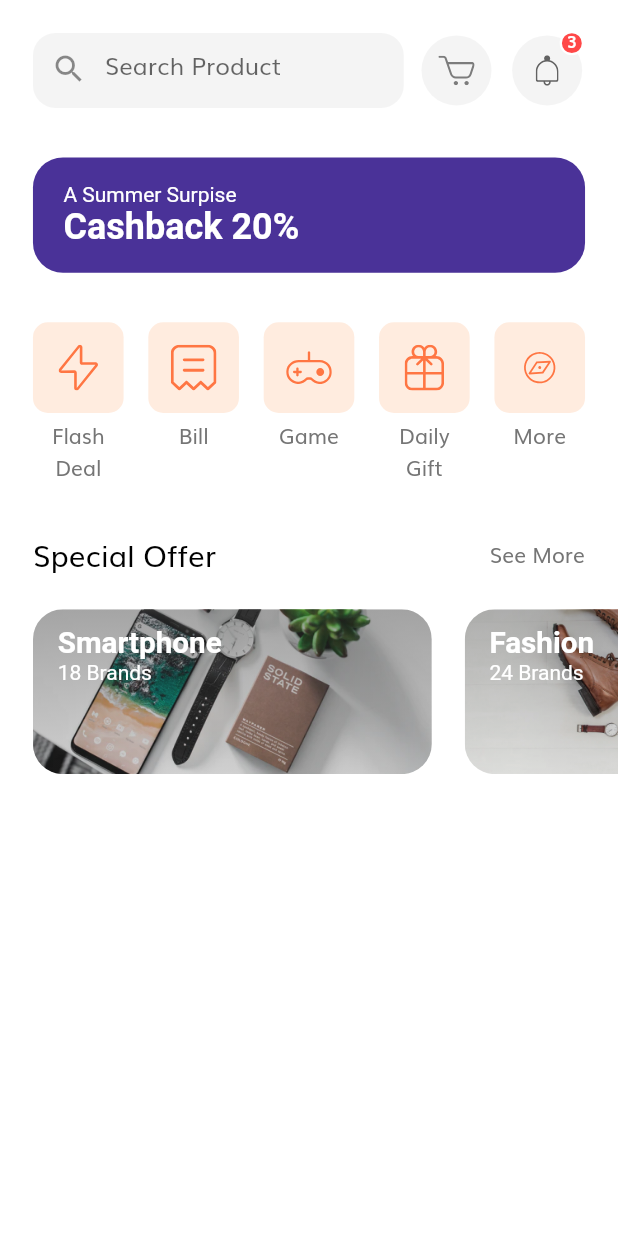
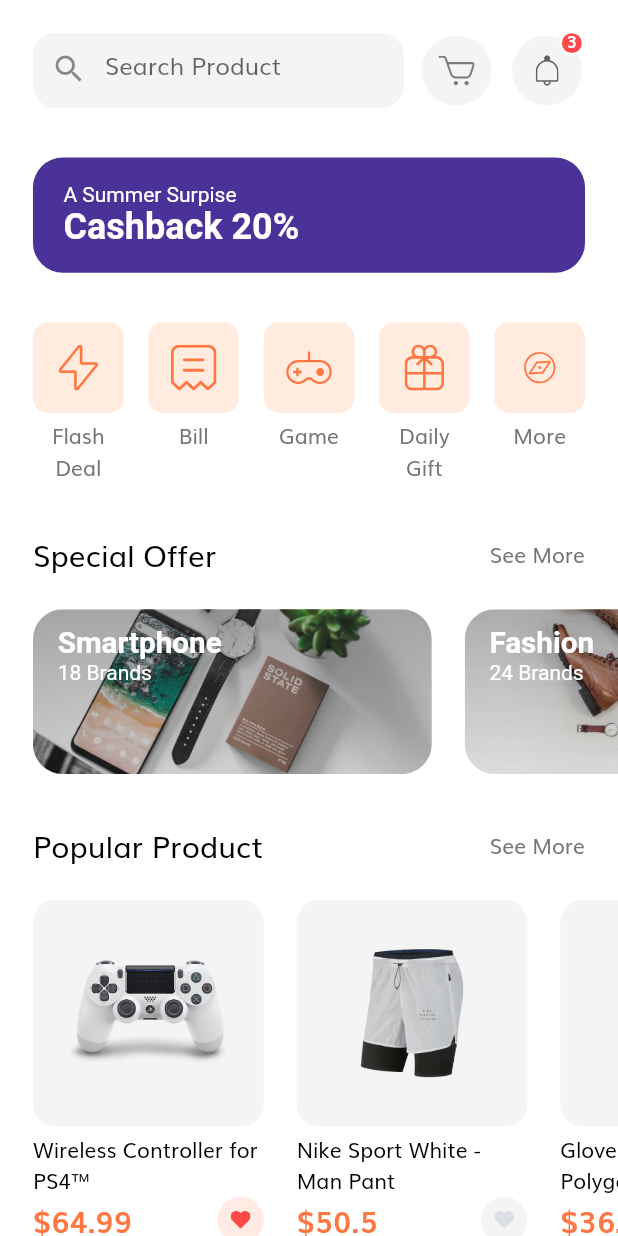
Before and after one commit to kaungphyowai/flutter_e_commerce_ui, a Flutter app: the Home screen opened by its route, on a phone screen of 412 x 824 dp. Run offline on Flutter 3.47's test engine with Material 2 defaults, Android fonts, the phone set to English and light mode, and no system bars; our stand-ins replace flutter_svg.

Commit message:
Popular product complete and home screen complete

```diff
--- /dev/null
+++ b/lib/components/product_card.dart
@@ -0,0 +1,85 @@
+import 'package:flutter/material.dart';
+import 'package:flutter_e_commerce_ui/models/Product.dart';
+import 'package:flutter_svg/svg.dart';
+
+import '../constants.dart';
+import '../size_config.dart';
+
+class ProductCard extends StatelessWidget {
+  const ProductCard({
+    Key key,
+    this.width = 140,
+    this.aspectRatio = 1.02,
+    @required this.proudct,
+  }) : super(key: key);
+  final double width, aspectRatio;
+  final Product proudct;
+  @override
+  Widget build(BuildContext context) {
+    return Padding(
+      padding: EdgeInsets.only(left: getProportionateScreenWidth(20)),
+      child: SizedBox(
+        width: getProportionateScreenWidth(width),
+        child: Column(
+          children: [
+            AspectRatio(
+              aspectRatio: aspectRatio,
+              child: Container(
+                padding: EdgeInsets.all(getProportionateScreenWidth(20)),
+                decoration: BoxDecoration(
+                  color: kSecondaryColor.withOpacity(0.1),
+                  borderRadius: BorderRadius.circular(15),
+                ),
+                child: Image.asset(proudct.images[0]),
+              ),
+            ),
+            const SizedBox(
+              height: 5,
+            ),
+            Text(
+              proudct.title,
+              style: TextStyle(
+                color: Colors.black,
+              ),
+              maxLines: 2,
+            ),
+            Row(
+              mainAxisAlignment: MainAxisAlignment.spaceBetween,
+              children: [
+                Text(
+                  "\$${proudct.price}",
+                  style: TextStyle(
+                    fontSize: getProportionateScreenWidth(18),
+                    fontWeight: FontWeight.w600,
+                    color: kPrimaryColor,
+                  ),
+                ),
+                InkWell(
+                  borderRadius: BorderRadius.circular(30),
+                  onTap: () {},
+                  child: Container(
+                    padding: EdgeInsets.all(getProportionateScreenWidth(8)),
+                    width: getProportionateScreenWidth(28),
+                    height: getProportionateScreenWidth(28),
+                    decoration: BoxDecoration(
+                      color: proudct.isFavourite
+                          ? kPrimaryColor.withOpacity(0.15)
+                          : kSecondaryColor.withOpacity(0.1),
+                      shape: BoxShape.circle,
+                    ),
+                    child: SvgPicture.asset(
+                      "assets/icons/Heart Icon_2.svg",
+                      color: proudct.isFavourite
+                          ? Color(0xFFFF4848)
+                          : Color(0xFFDBDEE4),
+                    ),
+                  ),
+                )
+              ],
+            ),
+          ],
+        ),
+      ),
+    );
+  }
+}
--- /dev/null
+++ b/lib/models/Cart.dart
@@ -0,0 +1,18 @@
+import 'package:flutter/material.dart';
+
+import 'Product.dart';
+
+class Cart {
+  final Product product;
+  final int numOfItem;
+
+  Cart({@required this.product, @required this.numOfItem});
+}
+
+// Demo data for our cart
+
+List<Cart> demoCarts = [
+  Cart(product: demoProducts[0], numOfItem: 2),
+  Cart(product: demoProducts[1], numOfItem: 1),
+  Cart(product: demoProducts[3], numOfItem: 1),
+];
--- /dev/null
+++ b/lib/models/Product.dart
@@ -0,0 +1,103 @@
+import 'package:flutter/material.dart';
+
+class Product {
+  final int id;
+  final String title, description;
+  final List<String> images;
+  final List<Color> colors;
+  final double rating, price;
+  final bool isFavourite, isPopular;
+
+  Product({
+    @required this.id,
+    @required this.images,
+    @required this.colors,
+    this.rating = 0.0,
+    this.isFavourite = false,
+    this.isPopular = false,
+    @required this.title,
+    @required this.price,
+    @required this.description,
+  });
+}
+
+// Our demo Products
+
+List<Product> demoProducts = [
+  Product(
+    id: 1,
+    images: [
+      "assets/images/ps4_console_white_1.png",
+      "assets/images/ps4_console_white_2.png",
+      "assets/images/ps4_console_white_3.png",
+      "assets/images/ps4_console_white_4.png",
+    ],
+    colors: [
+      Color(0xFFF6625E),
+      Color(0xFF836DB8),
+      Color(0xFFDECB9C),
+      Colors.white,
+    ],
+    title: "Wireless Controller for PS4™",
+    price: 64.99,
+    description: description,
+    rating: 4.8,
+    isFavourite: true,
+    isPopular: true,
+  ),
+  Product(
+    id: 2,
+    images: [
+      "assets/images/Image Popular Product 2.png",
+    ],
+    colors: [
+      Color(0xFFF6625E),
+      Color(0xFF836DB8),
+      Color(0xFFDECB9C),
+      Colors.white,
+    ],
+    title: "Nike Sport White - Man Pant",
+    price: 50.5,
+    description: description,
+    rating: 4.1,
+    isPopular: true,
+  ),
+  Product(
+    id: 3,
+    images: [
+      "assets/images/glap.png",
+    ],
+    colors: [
+      Color(0xFFF6625E),
+      Color(0xFF836DB8),
+      Color(0xFFDECB9C),
+      Colors.white,
+    ],
+    title: "Gloves XC Omega - Polygon",
+    price: 36.55,
+    description: description,
+    rating: 4.1,
+    isFavourite: true,
+    isPopular: true,
+  ),
+  Product(
+    id: 4,
+    images: [
+      "assets/images/wireless headset.png",
+    ],
+    colors: [
+      Color(0xFFF6625E),
+      Color(0xFF836DB8),
+      Color(0xFFDECB9C),
+      Colors.white,
+    ],
+    title: "Logitech Head",
+    price: 20.20,
+    description: description,
+    rating: 4.1,
+    isFavourite: true,
+  ),
+];
+
+const String description =
+    "Wireless Controller for PS4™ gives you what you want in your gaming from over precision control your games to sharing …";
--- a/lib/screens/home/components/body.dart
+++ b/lib/screens/home/components/body.dart
@@ -1,4 +1,8 @@
 import 'package:flutter/material.dart';
+import 'package:flutter_e_commerce_ui/components/product_card.dart';
+import 'package:flutter_e_commerce_ui/models/Product.dart';
+import 'package:flutter_e_commerce_ui/screens/home/components/popular_product.dart';
+import 'package:flutter_e_commerce_ui/screens/home/components/section_title.dart';
 import 'package:flutter_e_commerce_ui/screens/home/components/special_offer.dart';
 import 'package:flutter_e_commerce_ui/size_config.dart';
 
@@ -20,7 +24,10 @@ class Body extends StatelessWidget {
             SizedBox(height: getProportionateScreenWidth(30)),
             Categories(),
             SizedBox(height: getProportionateScreenWidth(30)),
-            SpecialOffer()
+            SpecialOffer(),
+            SizedBox(height: getProportionateScreenWidth(30)),
+            PopularProduct(),
+            SizedBox(height: getProportionateScreenWidth(30)),
           ],
         ),
       ),
--- /dev/null
+++ b/lib/screens/home/components/popular_product.dart
@@ -0,0 +1,42 @@
+import 'package:flutter/material.dart';
+import 'package:flutter_e_commerce_ui/components/product_card.dart';
+import 'package:flutter_e_commerce_ui/models/Product.dart';
+import 'package:flutter_e_commerce_ui/screens/home/components/section_title.dart';
+
+import '../../../size_config.dart';
+
+class PopularProduct extends StatelessWidget {
+  const PopularProduct({
+    Key key,
+  }) : super(key: key);
+
+  @override
+  Widget build(BuildContext context) {
+    return Column(
+      children: [
+        SectionTitle(text: "Popular Product", press: () {}),
+        SizedBox(
+          height: getProportionateScreenWidth(20),
+        ),
+        SingleChildScrollView(
+          scrollDirection: Axis.horizontal,
+          physics: BouncingScrollPhysics(),
+          child: Row(
+            crossAxisAlignment: CrossAxisAlignment.start,
+            children: [
+              ...List.generate(
+                demoProducts.length,
+                (index) => ProductCard(
+                  proudct: demoProducts[index],
+                ),
+              ),
+              SizedBox(
+                width: getProportionateScreenWidth(20),
+              ),
+            ],
+          ),
+        ),
+      ],
+    );
+  }
+}
```
